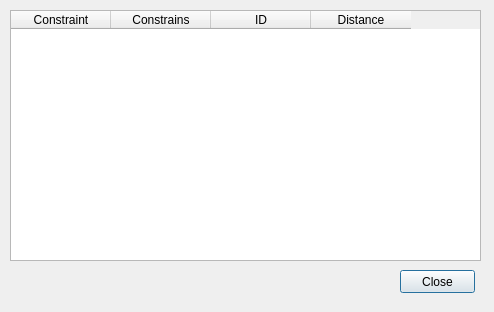
First picture: the form in pipeline_planner_dialog_base.ui, repository Eliana2223/qgis-pipelineplanner, before the edit.
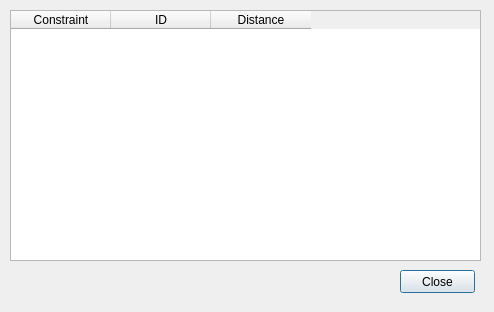
Second picture: the form after the edit.

Commit message: Populated impact table with raptors, eagles, and buowls

```diff
--- a/pipeline_planner_dialog_base.ui
+++ b/pipeline_planner_dialog_base.ui
@@ -30,11 +30,6 @@
      <string>Constraint</string>
     </property>
    </column>
-   <column>
-    <property name="text">
-     <string>Constrains</string>
-    </property>
-   </column>
    <column>
     <property name="text">
      <string>ID</string>
```
The commit also changes 1 other file.
